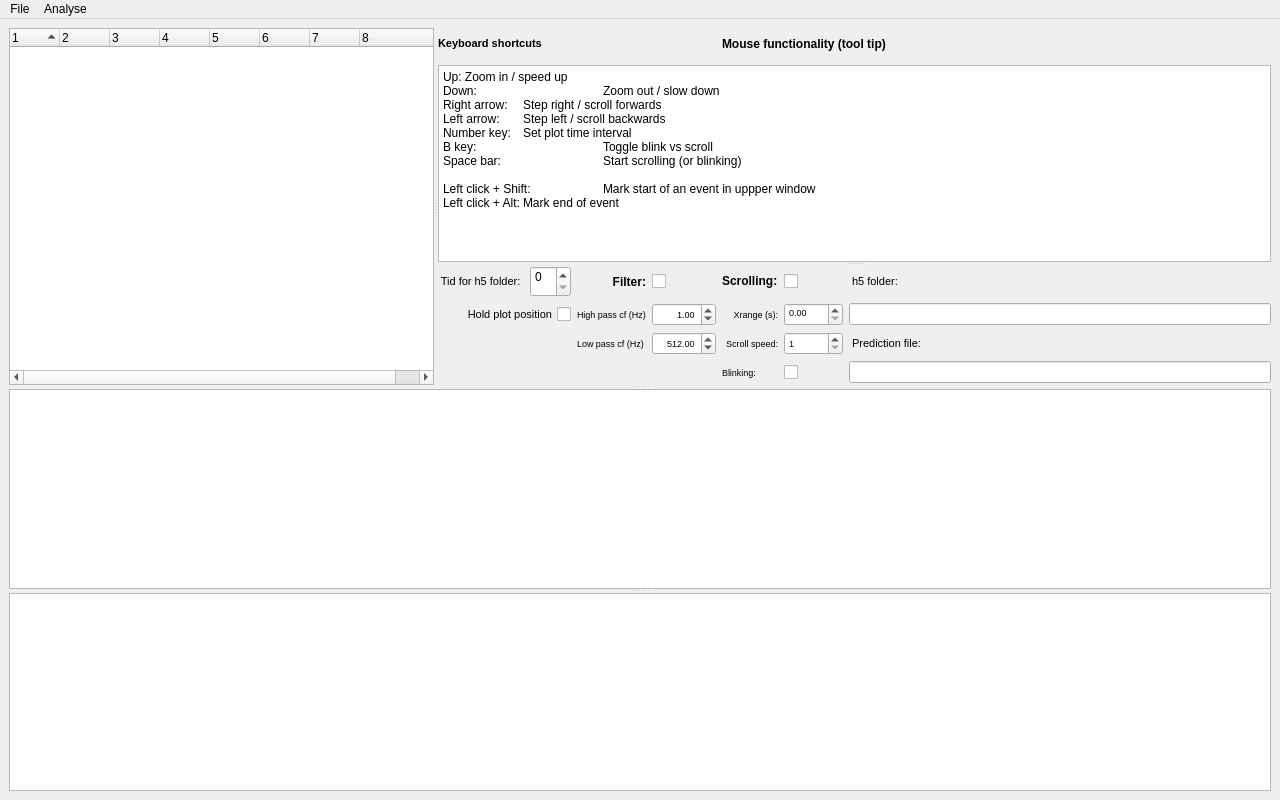
Above: pyecog/visualisation/check_preds_design_v2.ui from jcornford/pyecog before the change. Below: the same form after it.
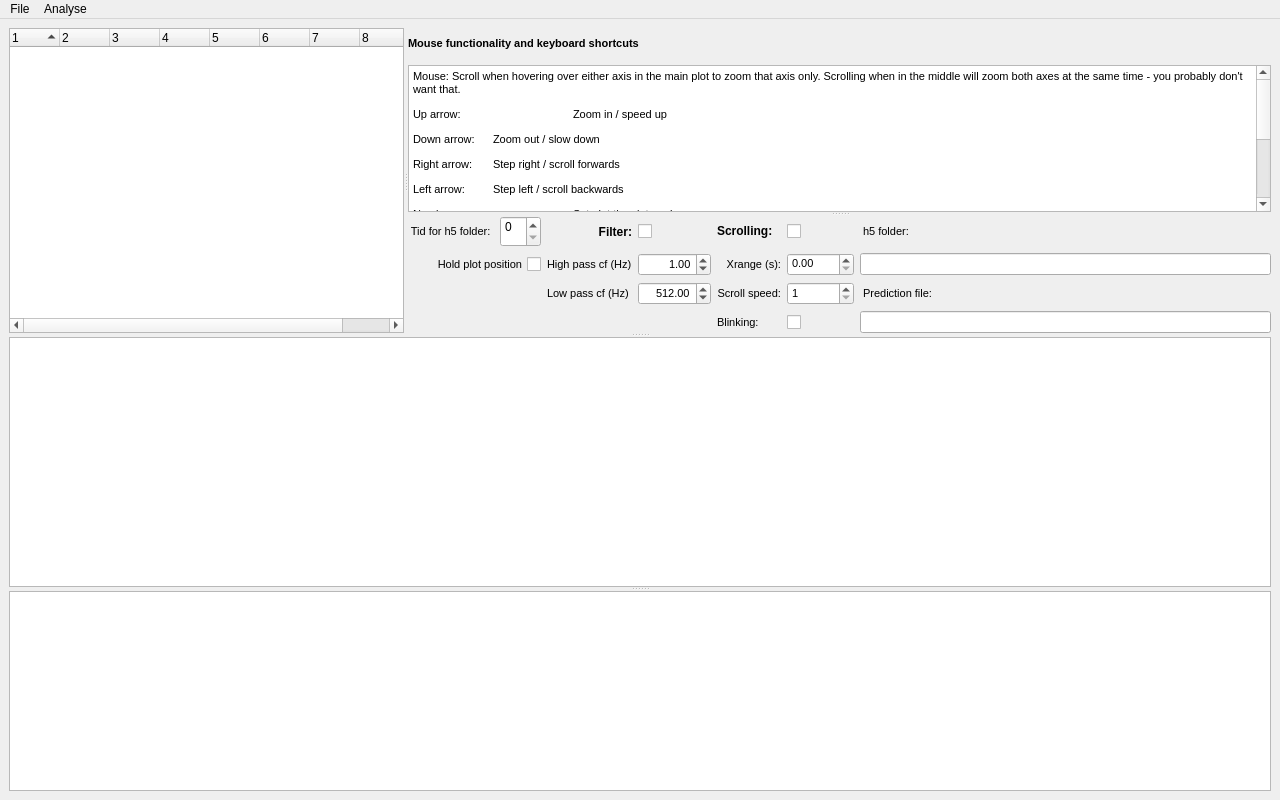
That is the form after the change. Custom widgets are drawn as their Qt base class.

```diff
--- a/pyecog/visualisation/check_preds_design_v2.ui
+++ b/pyecog/visualisation/check_preds_design_v2.ui
@@ -17,10 +17,28 @@
    <layout class="QVBoxLayout" name="verticalLayout">
     <item>
      <widget class="QSplitter" name="splitter_3">
+      <property name="sizePolicy">
+       <sizepolicy hsizetype="Preferred" vsizetype="Expanding">
+        <horstretch>10</horstretch>
+        <verstretch>0</verstretch>
+       </sizepolicy>
+      </property>
       <property name="orientation">
        <enum>Qt::Vertical</enum>
       </property>
       <widget class="QSplitter" name="splitter_2">
+       <property name="sizePolicy">
+        <sizepolicy hsizetype="Expanding" vsizetype="Ignored">
+         <horstretch>0</horstretch>
+         <verstretch>0</verstretch>
+        </sizepolicy>
+       </property>
+       <property name="baseSize">
+        <size>
+         <width>0</width>
+         <height>200</height>
+        </size>
+       </property>
        <property name="orientation">
         <enum>Qt::Horizontal</enum>
        </property>
@@ -117,71 +135,17 @@
         </column>
        </widget>
        <widget class="QSplitter" name="splitter">
+        <property name="sizePolicy">
+         <sizepolicy hsizetype="Preferred" vsizetype="Preferred">
+          <horstretch>0</horstretch>
+          <verstretch>0</verstretch>
+         </sizepolicy>
+        </property>
         <property name="orientation">
          <enum>Qt::Vertical</enum>
         </property>
-        <widget class="QWidget" name="">
+        <widget class="QWidget" name="layoutWidget">
          <layout class="QGridLayout" name="gridLayout">
-          <item row="0" column="2">
-           <widget class="QLabel" name="label_15">
-            <property name="sizePolicy">
-             <sizepolicy hsizetype="Preferred" vsizetype="Fixed">
-              <horstretch>10</horstretch>
-              <verstretch>0</verstretch>
-             </sizepolicy>
-            </property>
-            <property name="minimumSize">
-             <size>
-              <width>0</width>
-              <height>31</height>
-             </size>
-            </property>
-            <property name="font">
-             <font>
-              <weight>75</weight>
-              <bold>true</bold>
-             </font>
-            </property>
-            <property name="toolTip">
-             <string>&lt;html&gt;&lt;head/&gt;&lt;body&gt;&lt;p align=&quot;justify&quot;&gt;Scroll when hovering over either axis in the main plot to zoom that axis only. Scrolling when in the middle will zoom both axes at the same time - you probably don't want that.&lt;/p&gt;&lt;/body&gt;&lt;/html&gt;</string>
-            </property>
-            <property name="text">
-             <string>Mouse functionality (tool tip)</string>
-            </property>
-           </widget>
-          </item>
-          <item row="0" column="1">
-           <spacer name="horizontalSpacer_2">
-            <property name="orientation">
-             <enum>Qt::Horizontal</enum>
-            </property>
-            <property name="sizeHint" stdset="0">
-             <size>
-              <width>168</width>
-              <height>20</height>
-             </size>
-            </property>
-           </spacer>
-          </item>
-          <item row="1" column="0" colspan="3">
-           <widget class="QPlainTextEdit" name="plainTextEdit_4">
-            <property name="plainText">
-             <string>Up: Zoom in / speed up 
-Down: 		Zoom out / slow down 
-Right arrow: 	Step right / scroll forwards 
-Left arrow: 	Step left / scroll backwards
-Number key:	Set plot time interval 
-B key: 		Toggle blink vs scroll 
-Space bar:		Start scrolling (or blinking)
-
-Left click + Shift:	Mark start of an event in uppper window
-Left click + Alt:	Mark end of event</string>
-            </property>
-            <property name="textInteractionFlags">
-             <set>Qt::TextSelectableByKeyboard|Qt::TextSelectableByMouse</set>
-            </property>
-           </widget>
-          </item>
           <item row="0" column="0">
            <widget class="QLabel" name="label_16">
             <property name="minimumSize">
@@ -198,16 +162,42 @@
              </font>
             </property>
             <property name="text">
-             <string>Keyboard shortcuts</string>
+             <string>Mouse functionality and keyboard shortcuts</string>
             </property>
             <property name="indent">
              <number>0</number>
             </property>
            </widget>
           </item>
+          <item row="1" column="0" colspan="2">
+           <widget class="QTextBrowser" name="textBrowser_4">
+            <property name="font">
+             <font>
+              <pointsize>7</pointsize>
+             </font>
+            </property>
+            <property name="html">
+             <string>&lt;!DOCTYPE HTML PUBLIC &quot;-//W3C//DTD HTML 4.0//EN&quot; &quot;http://www.w3.org/TR/REC-html40/strict.dtd&quot;&gt;
+&lt;html&gt;&lt;head&gt;&lt;meta name=&quot;qrichtext&quot; content=&quot;1&quot; /&gt;&lt;style type=&quot;text/css&quot;&gt;
+p, li { white-space: pre-wrap; }
+&lt;/style&gt;&lt;/head&gt;&lt;body style=&quot; font-family:'MS Shell Dlg 2'; font-size:7pt; font-weight:400; font-style:normal;&quot;&gt;
+&lt;p style=&quot; margin-top:12px; margin-bottom:12px; margin-left:0px; margin-right:0px; -qt-block-indent:0; text-indent:0px;&quot;&gt;&lt;span style=&quot; font-size:8pt;&quot;&gt;Mouse: Scroll when hovering over either axis in the main plot to zoom that axis only. Scrolling when in the middle will zoom both axes at the same time - you probably don't want that.&lt;/span&gt;&lt;/p&gt;
+&lt;p style=&quot; margin-top:12px; margin-bottom:12px; margin-left:0px; margin-right:0px; -qt-block-indent:0; text-indent:0px;&quot;&gt;&lt;span style=&quot; font-size:8pt;&quot;&gt;Up arrow: 		Zoom in / speed up &lt;/span&gt;&lt;/p&gt;
+&lt;p style=&quot; margin-top:12px; margin-bottom:12px; margin-left:0px; margin-right:0px; -qt-block-indent:0; text-indent:0px;&quot;&gt;&lt;span style=&quot; font-size:8pt;&quot;&gt;Down arrow: 	Zoom out / slow down &lt;/span&gt;&lt;/p&gt;
+&lt;p style=&quot; margin-top:12px; margin-bottom:12px; margin-left:0px; margin-right:0px; -qt-block-indent:0; text-indent:0px;&quot;&gt;&lt;span style=&quot; font-size:8pt;&quot;&gt;Right arrow: 	Step right / scroll forwards &lt;/span&gt;&lt;/p&gt;
+&lt;p style=&quot; margin-top:12px; margin-bottom:12px; margin-left:0px; margin-right:0px; -qt-block-indent:0; text-indent:0px;&quot;&gt;&lt;span style=&quot; font-size:8pt;&quot;&gt;Left arrow: 	Step left / scroll backwards&lt;/span&gt;&lt;/p&gt;
+&lt;p style=&quot; margin-top:12px; margin-bottom:12px; margin-left:0px; margin-right:0px; -qt-block-indent:0; text-indent:0px;&quot;&gt;&lt;span style=&quot; font-size:8pt;&quot;&gt;Numbers: 		Set plot time interval &lt;/span&gt;&lt;/p&gt;
+&lt;p style=&quot; margin-top:12px; margin-bottom:12px; margin-left:0px; margin-right:0px; -qt-block-indent:0; text-indent:0px;&quot;&gt;&lt;span style=&quot; font-size:8pt;&quot;&gt;B key: 		Toggle blink vs scroll &lt;/span&gt;&lt;/p&gt;
+&lt;p style=&quot; margin-top:12px; margin-bottom:12px; margin-left:0px; margin-right:0px; -qt-block-indent:0; text-indent:0px;&quot;&gt;&lt;span style=&quot; font-size:8pt;&quot;&gt;Space bar:		Start scrolling (or blinking)&lt;/span&gt;&lt;/p&gt;
+&lt;p style=&quot;-qt-paragraph-type:empty; margin-top:12px; margin-bottom:12px; margin-left:0px; margin-right:0px; -qt-block-indent:0; text-indent:0px; font-size:8pt;&quot;&gt;&lt;br /&gt;&lt;/p&gt;
+&lt;p style=&quot; margin-top:12px; margin-bottom:12px; margin-left:0px; margin-right:0px; -qt-block-indent:0; text-indent:0px;&quot;&gt;&lt;span style=&quot; font-size:8pt;&quot;&gt;Left click + Shift:	Mark start of an event in uppper window&lt;/span&gt;&lt;/p&gt;
+&lt;p style=&quot; margin-top:12px; margin-bottom:12px; margin-left:0px; margin-right:0px; -qt-block-indent:0; text-indent:0px;&quot;&gt;&lt;span style=&quot; font-size:8pt;&quot;&gt;Left click + Alt: 	Mark end of event&lt;/span&gt;&lt;/p&gt;&lt;/body&gt;&lt;/html&gt;</string>
+            </property>
+           </widget>
+          </item>
          </layout>
         </widget>
-        <widget class="QWidget" name="">
+        <widget class="QWidget" name="layoutWidget">
          <layout class="QGridLayout" name="gridLayout_2">
           <item row="0" column="0">
            <widget class="QLabel" name="label_6">
@@ -401,7 +391,7 @@
             </property>
             <property name="font">
              <font>
-              <pointsize>7</pointsize>
+              <pointsize>8</pointsize>
              </font>
             </property>
             <property name="frameShape">
@@ -434,7 +424,7 @@
             </property>
             <property name="font">
              <font>
-              <pointsize>7</pointsize>
+              <pointsize>8</pointsize>
              </font>
             </property>
             <property name="wrapping">
@@ -461,7 +451,7 @@
             </property>
             <property name="font">
              <font>
-              <pointsize>7</pointsize>
+              <pointsize>8</pointsize>
              </font>
             </property>
             <property name="text">
@@ -488,7 +478,7 @@
             </property>
             <property name="font">
              <font>
-              <pointsize>7</pointsize>
+              <pointsize>8</pointsize>
              </font>
             </property>
             <property name="alignment">
@@ -509,7 +499,7 @@
             </property>
             <property name="font">
              <font>
-              <pointsize>7</pointsize>
+              <pointsize>8</pointsize>
              </font>
             </property>
            </widget>
@@ -524,7 +514,7 @@
             </property>
             <property name="font">
              <font>
-              <pointsize>7</pointsize>
+              <pointsize>8</pointsize>
              </font>
             </property>
             <property name="text">
@@ -548,7 +538,7 @@
             </property>
             <property name="font">
              <font>
-              <pointsize>7</pointsize>
+              <pointsize>8</pointsize>
              </font>
             </property>
             <property name="alignment">
@@ -572,7 +562,7 @@
             </property>
             <property name="font">
              <font>
-              <pointsize>7</pointsize>
+              <pointsize>8</pointsize>
              </font>
             </property>
             <property name="text">
@@ -599,7 +589,7 @@
             </property>
             <property name="font">
              <font>
-              <pointsize>7</pointsize>
+              <pointsize>8</pointsize>
              </font>
             </property>
             <property name="minimum">
@@ -638,7 +628,7 @@
            <widget class="QLabel" name="label_10">
             <property name="font">
              <font>
-              <pointsize>7</pointsize>
+              <pointsize>8</pointsize>
              </font>
             </property>
             <property name="text">
@@ -656,7 +646,7 @@
             </property>
             <property name="font">
              <font>
-              <pointsize>7</pointsize>
+              <pointsize>8</pointsize>
              </font>
             </property>
             <property name="layoutDirection">
@@ -677,7 +667,7 @@
             </property>
             <property name="font">
              <font>
-              <pointsize>7</pointsize>
+              <pointsize>8</pointsize>
              </font>
             </property>
             <property name="dragEnabled">
@@ -699,7 +689,7 @@
        <property name="minimumSize">
         <size>
          <width>0</width>
-         <height>200</height>
+         <height>250</height>
         </size>
        </property>
        <property name="baseSize">
@@ -713,10 +703,16 @@
        <property name="enabled">
         <bool>true</bool>
        </property>
+       <property name="sizePolicy">
+        <sizepolicy hsizetype="Expanding" vsizetype="Expanding">
+         <horstretch>10</horstretch>
+         <verstretch>0</verstretch>
+        </sizepolicy>
+       </property>
        <property name="minimumSize">
         <size>
          <width>0</width>
-         <height>150</height>
+         <height>200</height>
         </size>
        </property>
        <property name="baseSize">
```
Left out of the diff: 4 changed lines with no effect on the pictures.
